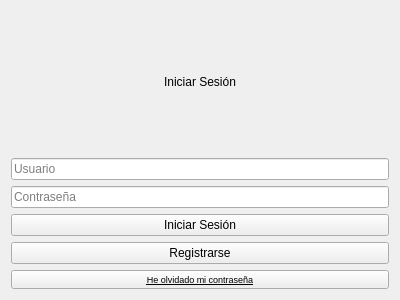
Qt form pantallainicio.ui (Carlessgm/Trabajo_IHM) before a commit.
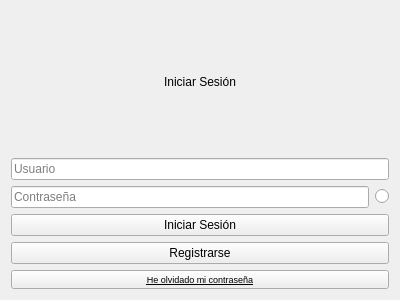
The same form after that commit.

Commit message: Mostrar contraseña pantalla inicio

```diff
--- a/pantallainicio.ui
+++ b/pantallainicio.ui
@@ -32,6 +32,8 @@
     </widget>
    </item>
    <item>
+    <layout class="QHBoxLayout" name="horizontalLayout">
+     <item>
     <widget class="QLineEdit" name="lineContrasena">
      <property name="inputMethodHints">
       <set>Qt::InputMethodHint::ImhHiddenText|Qt::InputMethodHint::ImhNoAutoUppercase|Qt::InputMethodHint::ImhNoPredictiveText|Qt::InputMethodHint::ImhSensitiveData</set>
@@ -43,6 +45,15 @@
       <string>Contraseña</string>
      </property>
     </widget>
+     </item>
+     <item>
+      <widget class="QRadioButton" name="radioButton">
+       <property name="text">
+        <string/>
+       </property>
+      </widget>
+     </item>
+    </layout>
    </item>
    <item>
     <widget class="QPushButton" name="botonIniciarSesion">
```
Lines whose indentation alone changed are shown as unchanged. The commit also changes 1 other file.
